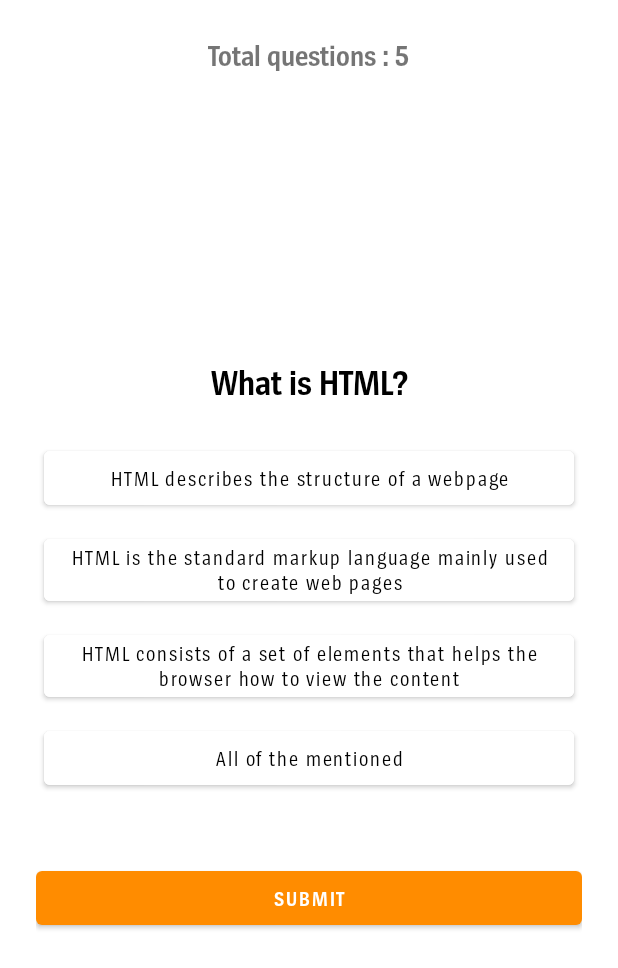
After one commit to Stacktrek-Training/stack-i-learning-mobile-app, an Android app: the MultipleChoiceActivity screen opened directly, with no data from a screen before it, on a phone screen of 412 x 824 dp. The commit adds this screen. Shown: the top 968 px of the screen. Run offline under Robolectric (Android 15) with nearby library versions, the phone set to English and light mode, and no system bars.

Commit message:
Quiz Multiple Choice Commit

```diff
--- a/app/src/main/AndroidManifest.xml
+++ b/app/src/main/AndroidManifest.xml
@@ -13,36 +13,30 @@
         android:supportsRtl="true"
         android:theme="@style/Theme.StackiLearningApp"
         tools:targetApi="31">
-
+        <activity
+            android:name=".quiz.MultipleChoiceActivity"
+            android:exported="false" />
         <activity
             android:name=".splashscreen.SplashActivity"
             android:exported="true">
-
             <intent-filter>
                 <action android:name="android.intent.action.MAIN" />
 
                 <category android:name="android.intent.category.LAUNCHER" />
             </intent-filter>
-
         </activity>
-
         <activity
             android:name=".onboarding.OnBoardingActivity"
             android:exported="false" />
-
         <activity
             android:name=".register.RegisterActivity"
             android:exported="false" />
-
         <activity
             android:name=".login.LoginActivity"
             android:exported="false" />
-
         <activity
             android:name=".MainActivity"
-            android:exported="false">
-
-        </activity>
+            android:exported="false"></activity>
     </application>
 
 </manifest>
--- a/app/src/main/java/ph/stacktrek/stackilearningapp/login/LoginActivity.kt
+++ b/app/src/main/java/ph/stacktrek/stackilearningapp/login/LoginActivity.kt
@@ -8,6 +8,7 @@ import com.google.android.material.snackbar.Snackbar
 import ph.stacktrek.stackilearningapp.R
 import ph.stacktrek.stackilearningapp.dao.UserDAO
 import ph.stacktrek.stackilearningapp.databinding.ActivityLoginBinding
+import ph.stacktrek.stackilearningapp.quiz.MultipleChoiceActivity
 import ph.stacktrek.stackilearningapp.register.RegisterActivity
 
 class LoginActivity : AppCompatActivity() {
@@ -47,8 +48,7 @@ class LoginActivity : AppCompatActivity() {
             var password = binding.etPassword.text.toString()
 
             if (userDAO.validateUser(email, password)) {
-                /*
-                val goLogin = Intent(applicationContext, LearningType::class.java)
+                val goLogin = Intent(applicationContext, MultipleChoiceActivity::class.java)
                 goLogin.putExtra("email", email)
 
                 val bundle = Bundle()
@@ -57,11 +57,7 @@ class LoginActivity : AppCompatActivity() {
 
                 startActivity(goLogin)
                 finish()
-                 */
 
-                Snackbar.make(binding.root,
-                    "Login Successful",
-                    Snackbar.LENGTH_SHORT).show()
             }
             else{
                 Snackbar.make(binding.root,
--- /dev/null
+++ b/app/src/main/java/ph/stacktrek/stackilearningapp/model/MultipleChoiceData.kt
@@ -0,0 +1,36 @@
+package ph.stacktrek.stackilearningapp.model
+
+import ph.stacktrek.stackilearningapp.R
+
+class MultipleChoicesData {
+    companion object {
+        val questions = arrayOf(
+            "What is HTML?",
+            "HTML stands for __________",
+            "What is the correct syntax of doctype in HTML5?",
+            "How do we write comments in HTML?",
+            "Among the following, which is the HTML paragraph tag?"
+        )
+
+        val choices = arrayOf(
+            arrayOf("HTML describes the structure of a webpage", "HTML is the standard markup language mainly used to create web pages", "HTML consists of a set of elements that helps the browser how to view the content", "All of the mentioned"),
+            arrayOf("HyperText Markup Language", "HyperText Machine Language", "HyperText Marking Language", "HighText Marking Language"),
+            arrayOf("</doctype html>", "<doctype html>", "<doctype html!>", "<!doctype html>"),
+            arrayOf("</…….>", "<!……>", "</……/>", "<…….!>"),
+            arrayOf("<p>", "<pre>", "<hr>", "<a>")
+        )
+
+        val correctAnswers = arrayOf(
+            "All of the mentioned",
+            "HyperText Markup Language",
+            "<!doctype html>",
+            "<!……>",
+            "<p>"
+        )
+
+        val questionImages = arrayOf(
+            R.drawable.html_img,
+        )
+
+    }
+}
--- /dev/null
+++ b/app/src/main/java/ph/stacktrek/stackilearningapp/quiz/MultipleChoiceActivity.kt
@@ -0,0 +1,100 @@
+package ph.stacktrek.stackilearningapp.quiz
+
+import android.graphics.Color
+import androidx.appcompat.app.AppCompatActivity
+import android.os.Bundle
+import android.view.View
+import android.widget.Button
+import android.widget.TextView
+import androidx.appcompat.app.AlertDialog
+import ph.stacktrek.stackilearningapp.R
+import ph.stacktrek.stackilearningapp.model.MultipleChoicesData
+
+class MultipleChoiceActivity : AppCompatActivity(), View.OnClickListener {
+
+    private lateinit var totalQuestionsTextView: TextView
+    private lateinit var questionTextView: TextView
+    private lateinit var ansA: Button
+    private lateinit var ansB: Button
+    private lateinit var ansC: Button
+    private lateinit var ansD: Button
+    private lateinit var submitBtn: Button
+
+    private var score = 0
+    private val totalQuestion = MultipleChoicesData.questions.size
+    private var currentQuestionIndex = 0
+    private var selectedAnswer = ""
+
+    override fun onCreate(savedInstanceState: Bundle?) {
+        super.onCreate(savedInstanceState)
+        setContentView(R.layout.activity_multiple_choice)
+
+        totalQuestionsTextView = findViewById(R.id.total_question)
+        questionTextView = findViewById(R.id.question)
+        ansA = findViewById(R.id.ans_A)
+        ansB = findViewById(R.id.ans_B)
+        ansC = findViewById(R.id.ans_C)
+        ansD = findViewById(R.id.ans_D)
+        submitBtn = findViewById(R.id.submit_btn)
+
+        ansA.setOnClickListener(this)
+        ansB.setOnClickListener(this)
+        ansC.setOnClickListener(this)
+        ansD.setOnClickListener(this)
+        submitBtn.setOnClickListener(this)
+
+        totalQuestionsTextView.text = "Total questions : $totalQuestion"
+
+        loadNewQuestion()
+    }
+
+    override fun onClick(view: View) {
+        ansA.setBackgroundColor(Color.WHITE)
+        ansB.setBackgroundColor(Color.WHITE)
+        ansC.setBackgroundColor(Color.WHITE)
+        ansD.setBackgroundColor(Color.WHITE)
+
+        val clickedButton = view as Button
+        if (clickedButton.id == R.id.submit_btn) {
+            if (selectedAnswer == MultipleChoicesData.correctAnswers[currentQuestionIndex]) {
+                score++
+            }
+            currentQuestionIndex++
+            loadNewQuestion()
+        } else {
+            //choices button clicked
+            selectedAnswer = clickedButton.text.toString()
+            clickedButton.setBackgroundColor(Color.LTGRAY)
+        }
+    }
+
+    private fun loadNewQuestion() {
+        if (currentQuestionIndex == totalQuestion) {
+            finishQuiz()
+            return
+        }
+
+        questionTextView.text = MultipleChoicesData.questions[currentQuestionIndex]
+        ansA.text = MultipleChoicesData.choices[currentQuestionIndex][0]
+        ansB.text = MultipleChoicesData.choices[currentQuestionIndex][1]
+        ansC.text = MultipleChoicesData.choices[currentQuestionIndex][2]
+        ansD.text = MultipleChoicesData.choices[currentQuestionIndex][3]
+    }
+
+    private fun finishQuiz() {
+        val passStatus = if (score > totalQuestion * 0.60) "Passed" else "Failed"
+
+        AlertDialog.Builder(this)
+            .setTitle(passStatus)
+            .setMessage("Score is $score out of $totalQuestion")
+            .setPositiveButton("Restart") { _, _ -> restartQuiz() }
+            .setCancelable(false)
+            .show()
+    }
+
+    private fun restartQuiz() {
+        score = 0
+        currentQuestionIndex = 0
+        loadNewQuestion()
+    }
+}
--- /dev/null
+++ b/app/src/main/res/layout/activity_multiple_choice.xml
@@ -0,0 +1,98 @@
+<?xml version="1.0" encoding="utf-8"?>
+<RelativeLayout xmlns:android="http://schemas.android.com/apk/res/android"
+    xmlns:app="http://schemas.android.com/apk/res-auto"
+    xmlns:tools="http://schemas.android.com/tools"
+    android:layout_width="match_parent"
+    android:layout_height="match_parent"
+    android:padding="24dp"
+    tools:context=".quiz.MultipleChoiceActivity">
+
+    <TextView
+        android:layout_width="wrap_content"
+        android:layout_height="wrap_content"
+        android:id="@+id/total_question"
+        android:text="Total Questions "
+        android:fontFamily="@font/spiegel_cd_bold"
+        android:layout_centerHorizontal="true"
+        android:textSize="20sp"/>
+
+
+    <TextView
+        android:id="@+id/question"
+        android:layout_width="match_parent"
+        android:layout_height="wrap_content"
+        android:layout_above="@id/choices_layout"
+        android:layout_marginStart="20dp"
+        android:layout_marginTop="20dp"
+        android:layout_marginEnd="20dp"
+        android:layout_marginBottom="20dp"
+        android:text="This will be the question"
+        android:fontFamily="@font/spiegel_cd_bold"
+        android:textAlignment="center"
+        android:textColor="@color/black"
+        android:textSize="24sp"
+        android:textStyle="bold" />
+
+
+    <LinearLayout
+        android:layout_width="match_parent"
+        android:layout_height="wrap_content"
+        android:id="@+id/choices_layout"
+        android:layout_centerInParent="true"
+        android:orientation="vertical">
+
+        <Button
+            android:layout_width="match_parent"
+            android:layout_height="wrap_content"
+            android:id="@+id/ans_A"
+            android:layout_margin="5dp"
+            android:backgroundTint="@color/white"
+            android:text="Ans A"
+            android:fontFamily="@font/spiegel_cd_regular"
+            android:textAllCaps="false"
+            android:textColor="@color/black"/>
+
+        <Button
+            android:layout_width="match_parent"
+            android:layout_height="wrap_content"
+            android:id="@+id/ans_B"
+            android:layout_margin="5dp"
+            android:backgroundTint="@color/white"
+            android:text="Ans B"
+            android:fontFamily="@font/spiegel_cd_regular"
+            android:textAllCaps="false"
+            android:textColor="@color/black"/>
+
+        <Button
+            android:layout_width="match_parent"
+            android:layout_height="wrap_content"
+            android:id="@+id/ans_C"
+            android:layout_margin="5dp"
+            android:backgroundTint="@color/white"
+            android:text="Ans C"
+            android:fontFamily="@font/spiegel_cd_regular"
+            android:textAllCaps="false"
+            android:textColor="@color/black"/>
+        <Button
+            android:layout_width="match_parent"
+            android:layout_height="wrap_content"
+            android:id="@+id/ans_D"
+            android:layout_margin="5dp"
+            android:backgroundTint="@color/white"
+            android:text="Ans D"
+            android:fontFamily="@font/spiegel_cd_regular"
+            android:textAllCaps="false"
+            android:textColor="@color/black"/>
+
+    </LinearLayout>
+
+    <Button
+        android:layout_width="match_parent"
+        android:layout_height="wrap_content"
+        android:id="@+id/submit_btn"
+        android:text="Submit"
+        android:fontFamily="@font/spiegel_cd_bold"
+        android:layout_below="@id/choices_layout"
+        android:layout_marginTop="40dp"/>
+
+</RelativeLayout>
```
